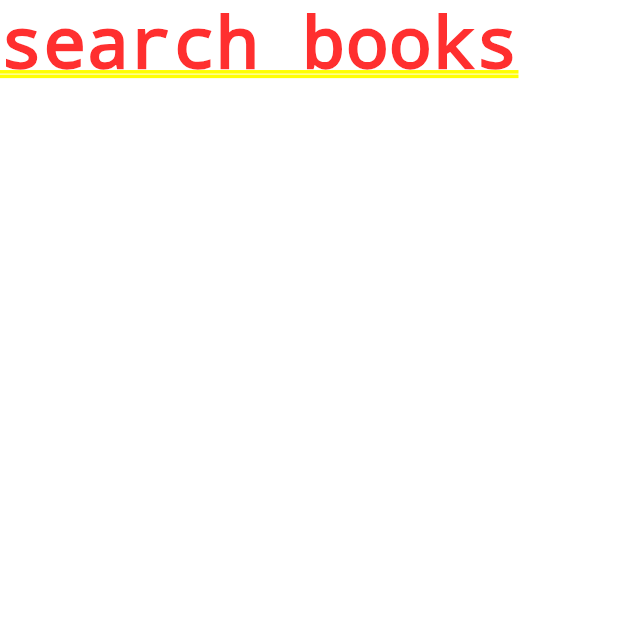
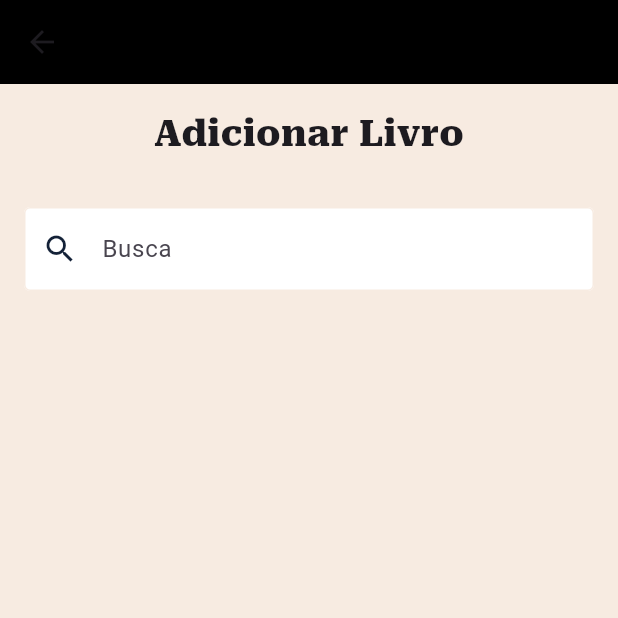
Before and after one commit to danvitoriano/flutter_google_bookmark, a Flutter app: the Home screen opened directly, after a tap on the "add" icon, on a phone screen of 412 x 824 dp, the top half of it. Run offline on Flutter 3.47's test engine with Material 3 defaults, Android fonts, the light colour scheme and no system bars.

Commit message:
add search books screen and integrate with home screen navigation

```diff
--- a/lib/screens/home.dart
+++ b/lib/screens/home.dart
@@ -2,6 +2,7 @@
 import 'package:flutter/material.dart';
 import 'package:flutter_google_bookmark/screens/components/display_text.dart';
 import 'package:flutter_google_bookmark/screens/components/floating.button.dart';
+import 'package:flutter_google_bookmark/screens/search_books.dart';
 import 'package:flutter_google_bookmark/theme.dart';
 
 class Home extends StatefulWidget {
@@ -63,7 +64,7 @@ class _EmptyHome extends StatelessWidget {
       ),
       FloatingButton(onTap: () {
         Navigator.push(context,
-            MaterialPageRoute(builder: (context) => Text("search books")));
+            MaterialPageRoute(builder: (context) => SearchBooks()));
       }),
     ]);
   }
--- a/lib/screens/search_books.dart
+++ b/lib/screens/search_books.dart
@@ -0,0 +1,50 @@
+import 'package:flutter/material.dart';
+import 'package:flutter_google_bookmark/screens/components/display_text.dart';
+import 'package:flutter_google_bookmark/theme.dart';
+
+class SearchBooks extends StatefulWidget {
+  const SearchBooks({super.key});
+
+  @override
+  State<SearchBooks> createState() => _SearchBooksState();
+}
+
+class _SearchBooksState extends State<SearchBooks> {
+
+  @override
+  Widget build(BuildContext context) {
+    return SafeArea(
+        child: Container(
+      decoration: AppBackgroundProperties.boxDecoration,
+      child: Scaffold(
+        appBar: AppBar(backgroundColor: AppColors.black),
+        backgroundColor: Colors.transparent,
+        body: Padding(
+          padding: const EdgeInsets.all(16.0),
+          child: CustomScrollView(
+            slivers: <Widget>[
+              const SliverToBoxAdapter(
+                child: Padding(
+                  padding: EdgeInsets.only(bottom: 32.0),
+                  child: DisplayText("Adicionar Livro"),
+                ),
+              ),
+              SliverToBoxAdapter(
+                child: Padding(
+                  padding: const EdgeInsets.only(bottom: 32.0),
+                  child: TextFormField(
+                    onChanged: (value) {},
+                    decoration: InputDecorationProperties.newInputDecoration(
+                        "Procure por título/autor(a)",
+                        "Busca",
+                        const Icon(Icons.search)),
+                  ),
+                ),
+              ),
+            ],
+          ),
+        ),
+      ),
+    ));
+  }
+}
```
